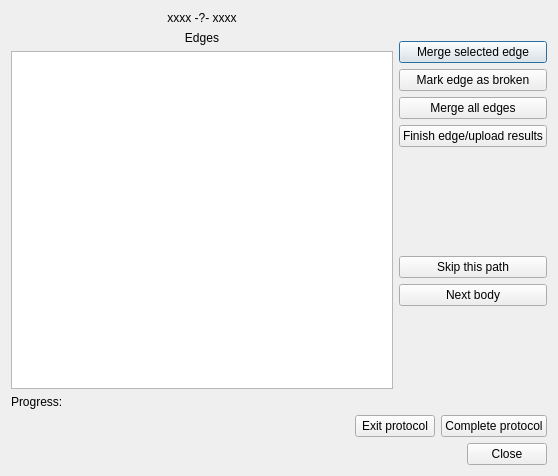
First picture: the form in neurolabi/gui/protocols/focusedpathprotocol.ui, repository janelia-flyem/NeuTu, before the edit.
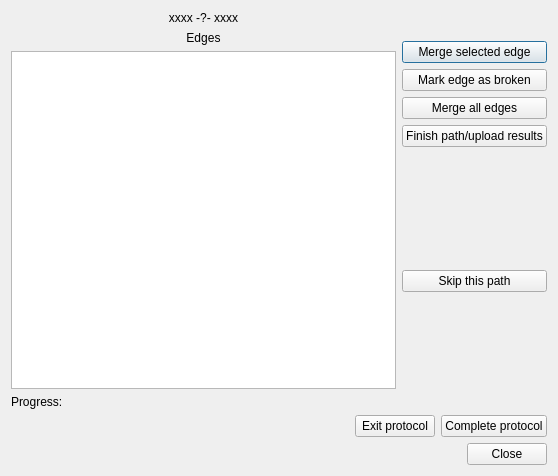
Second picture: the form after the edit.

Commit message: major work done toward fixing behavioral loop; skip implemented; not tested

```diff
--- a/neurolabi/gui/protocols/focusedpathprotocol.ui
+++ b/neurolabi/gui/protocols/focusedpathprotocol.ui
@@ -105,7 +105,7 @@
        <item>
         <widget class="QPushButton" name="finishButton">
          <property name="text">
-          <string>Finish edge/upload results</string>
+          <string>Finish path/upload results</string>
          </property>
         </widget>
        </item>
@@ -129,13 +129,6 @@
          </property>
         </widget>
        </item>
-       <item>
-        <widget class="QPushButton" name="nextBodyButton">
-         <property name="text">
-          <string>Next body</string>
-         </property>
-        </widget>
-       </item>
        <item>
         <spacer name="verticalSpacer_3">
          <property name="orientation">
```
The commit also changes 2 other files.
